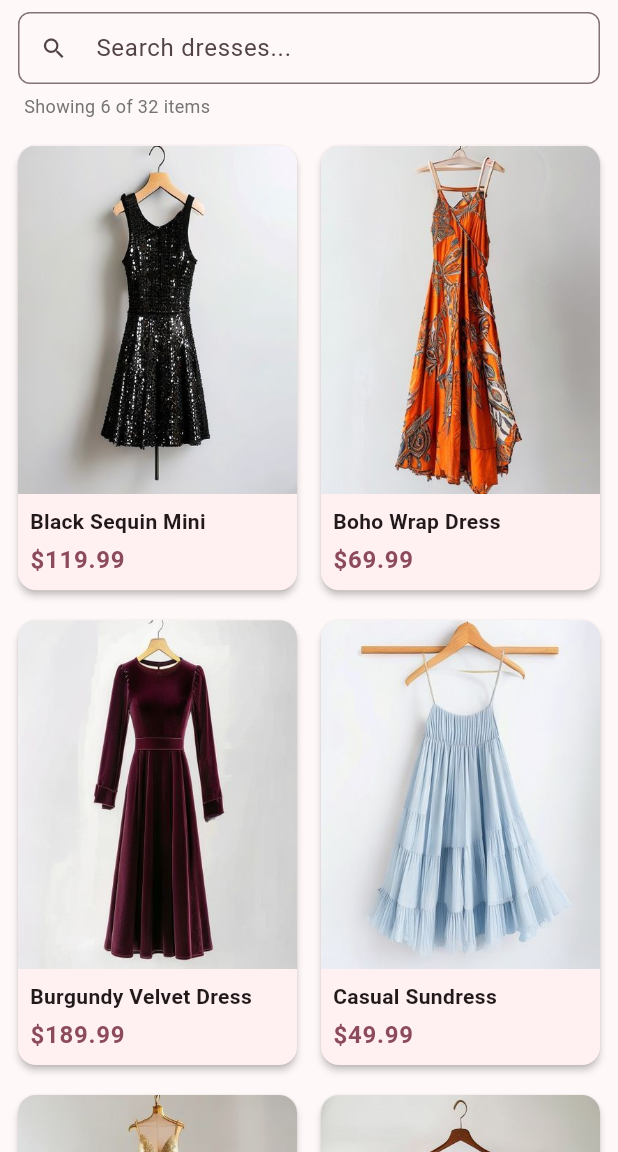
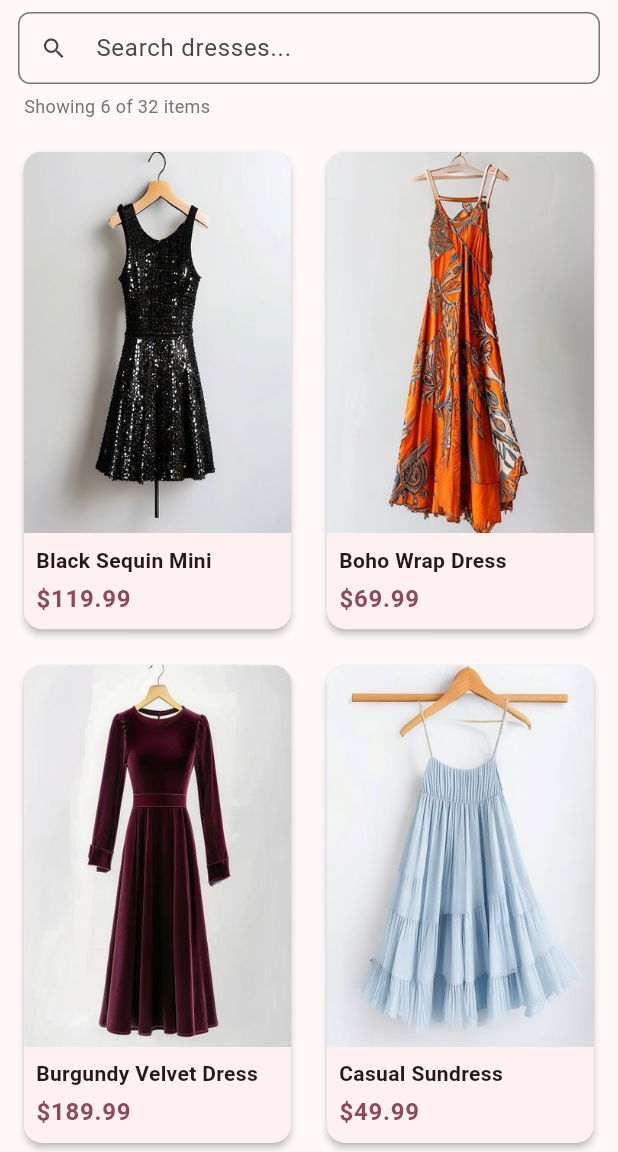
Before and after one commit to taqelah/demo-app, a Flutter app: the ProductCatalogScreen screen opened by its route, on a phone screen of 412 x 824 dp, the part 84-1236 px from its top. Run offline on Flutter 3.47's test engine with Material 3 defaults, Android fonts, the phone set to English and light mode, and no system bars; our stand-ins replace camera, flutter_local_notifications, geolocator, permission_handler, shared_preferences, webview_flutter; accounts and stored records are empty.

Commit message:
Add Taqelah logo as app icon and fix catalog scroll
- Replace default Flutter icons with Taqelah logo on Android and iOS
- Fix product grid scrolling: switch back to GridView.builder with
  proper childAspectRatio for consistent card sizing on both platforms
- Change package name to com.taqelah

Co-Authored-By: Claude Opus 4.6 (1M context) <noreply@anthropic.com>

```diff
--- a/lib/screens/product_catalog_screen.dart
+++ b/lib/screens/product_catalog_screen.dart
@@ -226,54 +226,30 @@ class _ProductCatalogScreenState extends State<ProductCatalogScreen> {
                       }
                       return false;
                     },
-                    child: ListView.builder(
+                    child: GridView.builder(
                       key: TestKeys.catalogGrid,
                       controller: _scrollController,
-                      padding: const EdgeInsets.symmetric(
-                          horizontal: 4, vertical: 4),
-                      itemCount:
-                          (_displayedProducts.length / 2).ceil(),
-                      itemBuilder: (context, rowIndex) {
-                        final i1 = rowIndex * 2;
-                        final i2 = i1 + 1;
-                        return Padding(
-                          padding: const EdgeInsets.only(bottom: 4),
-                          child: Row(
-                            crossAxisAlignment: CrossAxisAlignment.start,
-                            children: [
-                              Flexible(
-                                child: ProductCard(
-                                  key: TestKeys.catalogProductCard(
-                                      _displayedProducts[i1].id),
-                                  product: _displayedProducts[i1],
+                      padding: const EdgeInsets.all(8),
+                      gridDelegate:
+                          const SliverGridDelegateWithFixedCrossAxisCount(
+                        crossAxisCount: 2,
+                        childAspectRatio: 0.58,
+                        crossAxisSpacing: 8,
+                        mainAxisSpacing: 8,
+                      ),
+                      itemCount: _displayedProducts.length,
+                      itemBuilder: (context, index) {
+                        final product = _displayedProducts[index];
+                        return ProductCard(
+                          key: TestKeys.catalogProductCard(product.id),
+                          product: product,
                           onTap: () {
                             Navigator.pushNamed(
                               context,
                               '/product-detail',
-                                      arguments: _displayedProducts[i1],
+                              arguments: product,
                             ).then((_) => _loadCart());
                           },
-                                ),
-                              ),
-                              if (i2 < _displayedProducts.length)
-                                Flexible(
-                                  child: ProductCard(
-                                    key: TestKeys.catalogProductCard(
-                                        _displayedProducts[i2].id),
-                                    product: _displayedProducts[i2],
-                                    onTap: () {
-                                      Navigator.pushNamed(
-                                        context,
-                                        '/product-detail',
-                                        arguments: _displayedProducts[i2],
-                                      ).then((_) => _loadCart());
-                                    },
-                                  ),
-                                )
-                              else
-                                const Flexible(child: SizedBox()),
-                            ],
-                          ),
                         );
                       },
                     ),
--- a/lib/widgets/product_card.dart
+++ b/lib/widgets/product_card.dart
@@ -19,10 +19,8 @@ class ProductCard extends StatelessWidget {
         onTap: onTap,
         child: Column(
           crossAxisAlignment: CrossAxisAlignment.start,
-          mainAxisSize: MainAxisSize.min,
           children: [
-            AspectRatio(
-              aspectRatio: 0.8,
+            Expanded(
               child: product.imageAsset.isNotEmpty
                   ? Image.asset(
                       product.imageAsset,
```
Also changed, not shown: 20 other files. Lines whose indentation alone changed are shown as unchanged.
